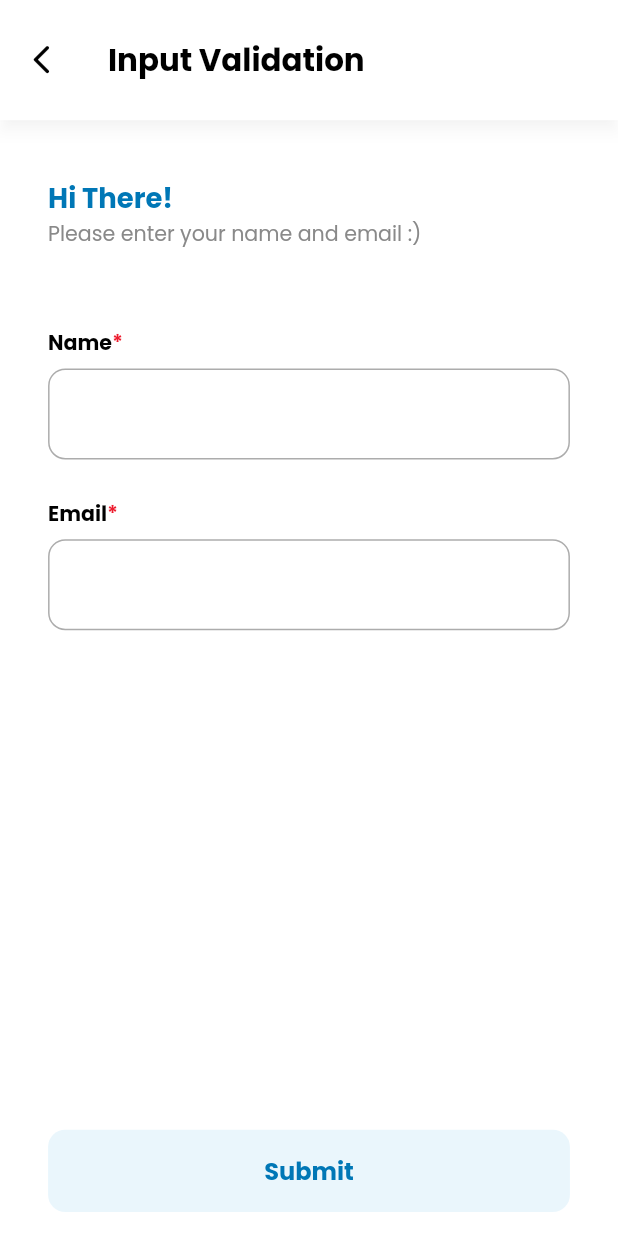
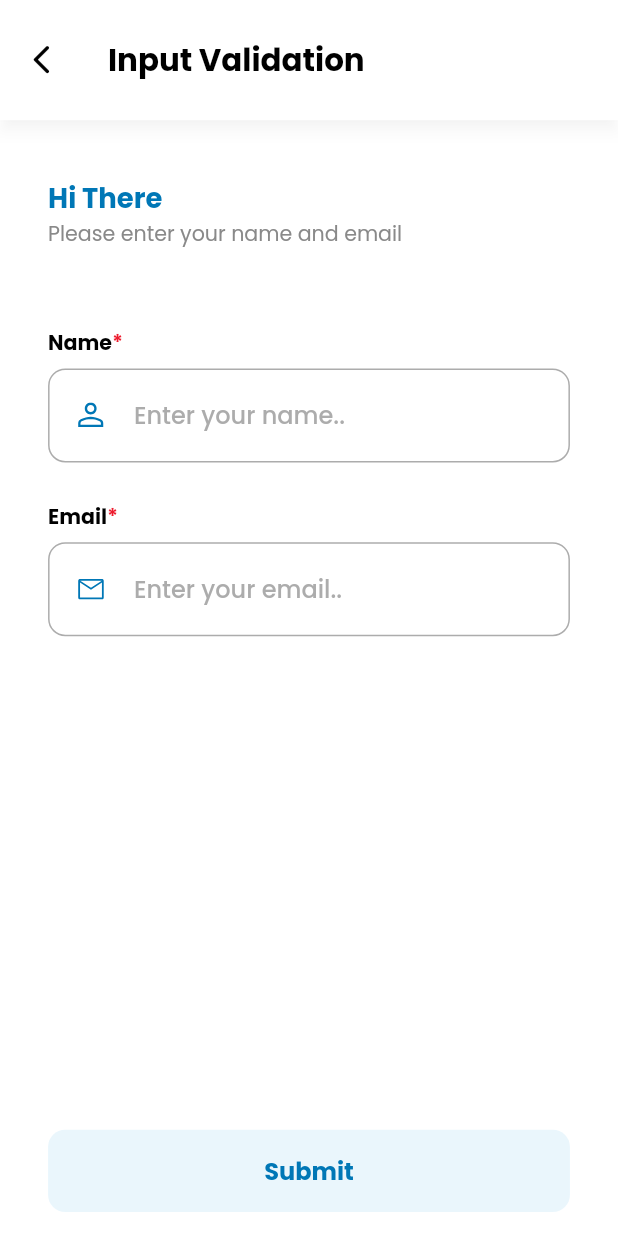
Before and after one commit to Khoruma/flutter_app, a Flutter app: the InputValidationPage screen opened by its route, after a tap on "Submit", on a phone screen of 412 x 824 dp. Run offline on Flutter 3.47's test engine with Material 2 defaults, Android fonts, the phone set to English and light mode, and no system bars; our stand-ins replace auto_route, bloc, flutter_bloc, flutter_screenutil, flutter_svg, fluttertoast and 6 more.

Commit message:
Input Validator Cubit

```diff
--- /dev/null
+++ b/lib/application/playground/input_validator/input_validator_cubit.dart
@@ -0,0 +1,39 @@
+import 'package:bloc/bloc.dart';
+import 'package:flutter/material.dart';
+import 'package:flutter_bootcamp/domain/input_validation/input_validation_entity.dart';
+import 'package:freezed_annotation/freezed_annotation.dart';
+
+part 'input_validator_cubit.freezed.dart';
+part 'input_validator_state.dart';
+
+class InputValidatorCubit extends Cubit<InputValidatorState> {
+  late TextEditingController nameController;
+  late TextEditingController emailController;
+
+  InputValidatorCubit() : super(InputValidatorState.initial()) {
+    nameController = TextEditingController()
+      ..addListener(() {
+        inputName(nameController.text);
+      });
+    emailController = TextEditingController()
+      ..addListener(() {
+        inputEmail(emailController.text);
+      });
+  }
+
+  void inputName(String val) {
+    emit(state.unmodified.copyWith.model(name: val));
+  }
+
+  void inputEmail(String val) {
+    emit(state.unmodified.copyWith.model(email: val));
+  }
+
+  void submit() {
+    if (state.model.failureOption.isNone()) {
+      emit(state.copyWith(changeState: true));
+    } else {
+      emit(state.unmodified.copyWith(showError: true));
+    }
+  }
+}
--- /dev/null
+++ b/lib/application/playground/input_validator/input_validator_state.dart
@@ -0,0 +1,34 @@
+part of 'input_validator_cubit.dart';
+
+@freezed
+class InputValidatorState with _$InputValidatorState {
+  const InputValidatorState._();
+  const factory InputValidatorState({
+    required InputValidationEntity model,
+    required bool showError,
+    required bool changeState,
+  }) = _InputValidationState;
+
+  factory InputValidatorState.initial() => InputValidatorState(
+        model: InputValidationEntity.empty(),
+        showError: false,
+        changeState: false,
+      );
+
+  InputValidatorState get unmodified => copyWith(changeState: false);
+
+  String? get showNameError => showError ? model.namelErrorMsg : null;
+  String? get showEmailError => showError ? model.emailErrorMsg : null;
+
+  String get title {
+    if (!changeState) return 'Hi There';
+
+    return 'Hi ${model.name}';
+  }
+
+  String get describtion {
+    if (!changeState) return 'Please enter your name and email';
+
+    return 'Your email was ${model.email}';
+  }
+}
--- /dev/null
+++ b/lib/domain/core/form_validator.dart
@@ -0,0 +1,28 @@
+import 'package:flutter_bootcamp/domain/core/form_failure.dart';
+import 'package:fpdart/fpdart.dart';
+
+class FormValidator {
+  FormValidator._();
+
+  static Either<FormFailure, Unit> emailValidator(String input) {
+    const emailRegex =
+        r'^(([^<>()[\]\\.,;:\s@\"]+(\.[^<>()[\]\\.,;:\s@\"]+)*)|(\".+\"))@((\[[0-9]{1,3}\.[0-9]{1,3}\.[0-9]{1,3}\.[0-9]{1,3}\])|(([a-zA-Z\-0-9]+\.)+[a-zA-Z]{2,}))$';
+    if (input.isEmpty) {
+      return left(const FormFailure.empty());
+    }
+    if (!RegExp(emailRegex).hasMatch(input)) {
+      return left(const FormFailure.invalidEmailAddress());
+    }
+    if (input.length > 50) {
+      return left(const FormFailure.tooLong());
+    }
+    return right(unit);
+  }
+
+  static Either<FormFailure, Unit> emptyValidator(String val) {
+    if (val.isEmpty) {
+      return left(const FormFailure.empty());
+    }
+    return right(unit);
+  }
+}
--- /dev/null
+++ b/lib/domain/input_validation/input_validation_entity.dart
@@ -0,0 +1,46 @@
+import 'package:flutter_bootcamp/domain/core/form_failure.dart';
+import 'package:flutter_bootcamp/domain/core/form_validator.dart';
+import 'package:fpdart/fpdart.dart';
+import 'package:freezed_annotation/freezed_annotation.dart';
+
+part 'input_validation_entity.freezed.dart';
+
+@freezed
+class InputValidationEntity with _$InputValidationEntity {
+  const InputValidationEntity._();
+
+  const factory InputValidationEntity({
+    required String name,
+    required String email,
+  }) = _InputValidationEntity;
+
+  factory InputValidationEntity.empty() =>
+      const InputValidationEntity(name: '', email: '');
+
+  Option<FormFailure> get failureOption {
+    return FormValidator.emptyValidator(name)
+        .andThen(() => FormValidator.emailValidator(email))
+        .fold(
+          (failure) => some(failure),
+          (_) => none(),
+        );
+  }
+
+  String? get emailErrorMsg {
+    return FormValidator.emailValidator(email).fold(
+        (failure) => failure.map(
+            empty: (_) => "Email must not be empty",
+            tooLong: (_) => "Email is too long",
+            invalidEmailAddress: (_) => "Invalid email address"),
+        (data) => null);
+  }
+
+  String? get namelErrorMsg {
+    return FormValidator.emptyValidator(email).fold(
+        (failure) => failure.maybeMap(
+              orElse: () => null,
+              empty: (_) => "Name must not be empty",
+            ),
+        (data) => null);
+  }
+}
--- a/lib/main.dart
+++ b/lib/main.dart
@@ -3,7 +3,8 @@ import 'package:flutter/material.dart';
 import 'package:flutter_bloc/flutter_bloc.dart';
 import 'package:flutter_bootcamp/application/main_app/main_app_cubit.dart';
 import 'package:flutter_bootcamp/application/pixel/navbar/navbar_cubit.dart';
-import 'package:flutter_bootcamp/application/playground/counter_cubit/counter_cubit.dart';
+import 'package:flutter_bootcamp/application/playground/counter/counter_cubit.dart';
+import 'package:flutter_bootcamp/application/playground/input_validator/input_validator_cubit.dart';
 import 'package:flutter_bootcamp/core/common/theme.dart';
 import 'package:flutter_bootcamp/core/injection/injection.dart';
 import 'package:flutter_bootcamp/core/routes/app_router.dart';
@@ -41,6 +42,9 @@ class MyApp extends StatelessWidget {
         BlocProvider(
           create: (context) => MainAppCubit(),
         ),
+        BlocProvider(
+          create: (context) => InputValidatorCubit(),
+        ),
       ],
       child: ScreenUtilInit(
         designSize: const Size(360, 640),
--- a/lib/ui/playground/counter_page.dart
+++ b/lib/ui/playground/counter_page.dart
@@ -1,7 +1,7 @@
 import 'package:auto_route/auto_route.dart';
 import 'package:flutter/material.dart';
 import 'package:flutter_bloc/flutter_bloc.dart';
-import 'package:flutter_bootcamp/application/playground/counter_cubit/counter_cubit.dart';
+import 'package:flutter_bootcamp/application/playground/counter/counter_cubit.dart';
 import 'package:flutter_bootcamp/core/utils/text_theme_extension.dart';
 import 'package:flutter_bootcamp/core/utils/ui_helper.dart';
 
--- a/lib/ui/playground/input_validation_page.dart
+++ b/lib/ui/playground/input_validation_page.dart
@@ -1,9 +1,13 @@
 import 'package:auto_route/auto_route.dart';
 import 'package:flutter/material.dart';
+import 'package:flutter_bloc/flutter_bloc.dart';
+import 'package:flutter_bootcamp/application/playground/input_validator/input_validator_cubit.dart';
+import 'package:flutter_bootcamp/core/common/assets_path.dart';
 import 'package:flutter_bootcamp/core/common/colors_const.dart';
 import 'package:flutter_bootcamp/core/utils/text_theme_extension.dart';
 import 'package:flutter_bootcamp/core/utils/ui_helper.dart';
 import 'package:flutter_bootcamp/ui/widgets/text_form_field.dart';
+import 'package:flutter_svg/svg.dart';
 
 @RoutePage()
 class InputValidationPage extends StatelessWidget {
@@ -27,19 +31,22 @@ class InputValidationPage extends StatelessWidget {
           style: context.textTheme.displayMedium,
         ),
       ),
-      body: Padding(
-        padding: UIHelper.padding(horizontal: UIHelper.defaultPadding, top: 30),
+      body: BlocBuilder<InputValidatorCubit, InputValidatorState>(
+        builder: (context, state) {
+          return Padding(
+            padding:
+                UIHelper.padding(horizontal: UIHelper.defaultPadding, top: 30),
             child: Column(
               crossAxisAlignment: CrossAxisAlignment.start,
               children: [
                 Text(
-              'Hi There!',
+                  state.title,
                   style: context.textTheme.headlineLarge!.copyWith(
                     color: ColorConstant.primary,
                   ),
                 ),
                 Text(
-              'Please enter your name and email :)',
+                  state.describtion,
                   style: context.textTheme.labelMedium!.copyWith(
                     color: ColorConstant.grey,
                   ),
@@ -47,25 +54,49 @@ class InputValidationPage extends StatelessWidget {
                 SizedBox(
                   height: UIHelper.setHeight(40),
                 ),
-            const TextFormFieldCustom(
+                TextFormFieldCustom(
                   title: 'Name',
+                  hintText: 'Enter your name..',
+                  validator: (_) => state.showNameError,
+                  controller:
+                      context.read<InputValidatorCubit>().nameController,
+                  preffixIcon: SvgPicture.asset(
+                    AssetsPath.userIcon,
+                    width: UIHelper.setSp(15),
+                  ),
                 ),
                 SizedBox(
                   height: UIHelper.setHeight(20),
                 ),
-            const TextFormFieldCustom(
+                TextFormFieldCustom(
                   title: 'Email',
+                  hintText: 'Enter your email..',
+                  validator: (_) => state.showEmailError,
+                  controller:
+                      context.read<InputValidatorCubit>().emailController,
+                  preffixIcon: SvgPicture.asset(
+                    AssetsPath.emailIcon,
+                    width: UIHelper.setSp(15),
+                  ),
                 ),
               ],
             ),
+          );
+        },
       ),
       floatingActionButtonLocation: FloatingActionButtonLocation.centerFloat,
       floatingActionButton: Container(
         padding: UIHelper.padding(horizontal: UIHelper.defaultPadding),
         width: double.infinity,
-        child: ElevatedButton(
-          onPressed: () {},
+        child: BlocBuilder<InputValidatorCubit, InputValidatorState>(
+          builder: (context, state) {
+            return ElevatedButton(
+              onPressed: () {
+                context.read<InputValidatorCubit>().submit();
+              },
               child: const Text('Submit'),
+            );
+          },
         ),
       ),
     );
```
Also changed, not shown: lib/domain/core/form_failure.dart (added, +10 -0 lines), pubspec.yaml (+20 -22 lines), lib/application/playground/counter/counter_cubit.dart (renamed from lib/application/playground/counter_cubit/counter_cubit.dart), lib/application/playground/input_validator/input_validator_cubit.freezed.dart (added), lib/domain/core/form_failure.freezed.dart (added), lib/domain/input_validation/input_validation_entity.freezed.dart (added), pubspec.lock. Lines whose indentation alone changed are shown as unchanged.
